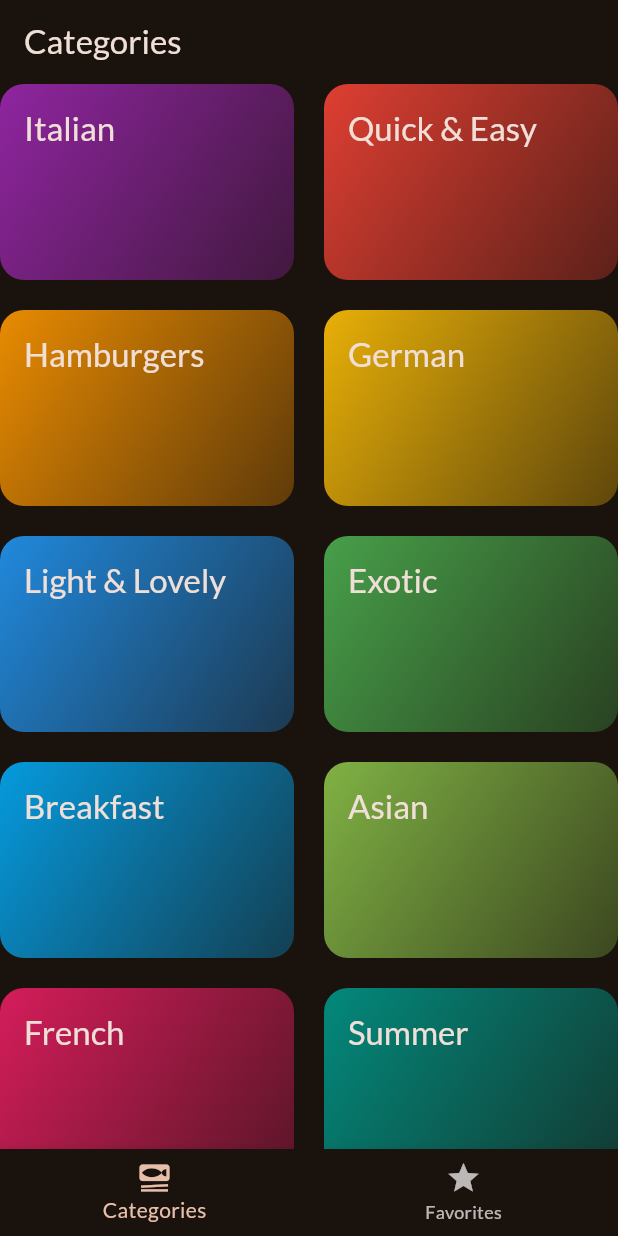
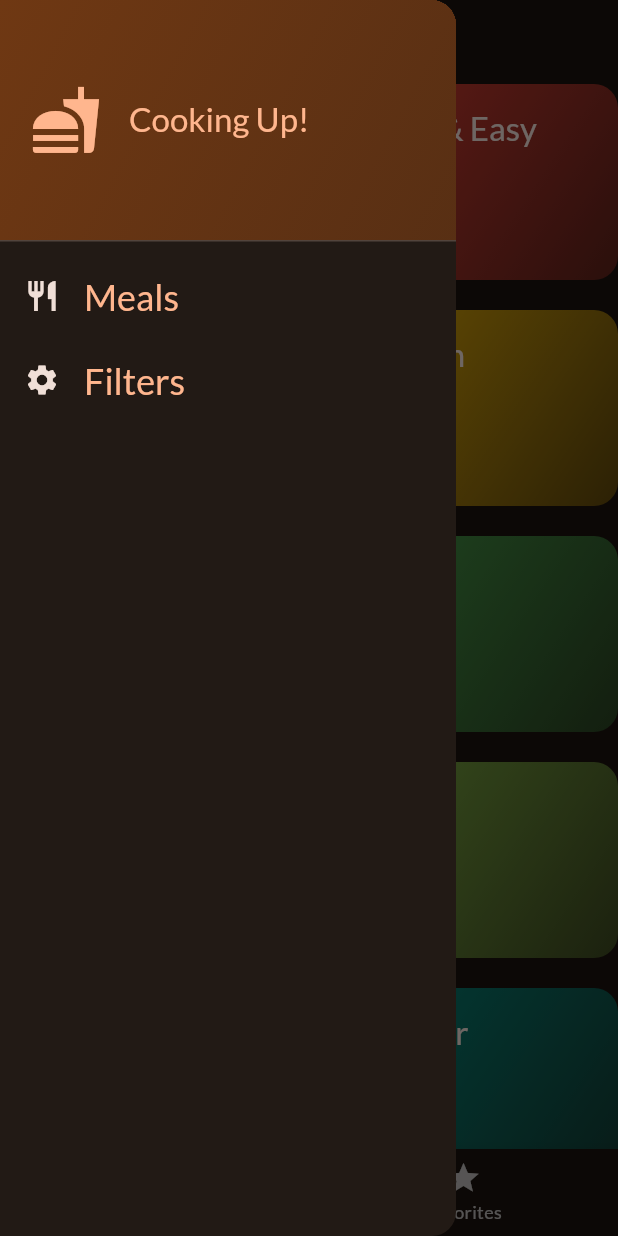
Before and after one commit to yeetologist/MealsApp, a Flutter app: the screen it shows after launch, with the side drawer open (before the commit the screen has no drawer), on a phone screen of 412 x 824 dp. Run offline on Flutter 3.47's test engine with Material 3 defaults, Android fonts, the phone set to English and light mode, and no system bars; our stand-ins replace google_fonts, transparent_image.

Commit message:
Add filters

```diff
--- a/lib/screens/categories_screen.dart
+++ b/lib/screens/categories_screen.dart
@@ -6,8 +6,10 @@ import 'package:meals/screens/meals_screen.dart';
 import 'package:meals/widgets/category_grid_item.dart';
 
 class CategoriesScreen extends StatelessWidget {
-  const CategoriesScreen(this.onToggleFavorite, {super.key});
-  final Function(Meal meal) onToggleFavorite;
+  const CategoriesScreen(this.onToggleFavorite, this.availableMeals,
+      {super.key});
+  final void Function(Meal meal) onToggleFavorite;
+  final List<Meal> availableMeals;
 
   void _selectCategory(BuildContext context, Category category) {
     Navigator.push(
@@ -15,7 +17,7 @@ class CategoriesScreen extends StatelessWidget {
       MaterialPageRoute(
         builder: (ctx) => MealsScreen(
           title: category.title,
-          meals: dummyMeals
+          meals: availableMeals
               .where(
                 (meals) => meals.categories.contains(category.id),
               )
--- a/lib/screens/meal_detail_screen.dart
+++ b/lib/screens/meal_detail_screen.dart
@@ -5,7 +5,7 @@ class MealDetailScreen extends StatelessWidget {
   const MealDetailScreen(this.meal, this.onToggleFavorite, {super.key});
 
   final Meal meal;
-  final Function(Meal meal) onToggleFavorite;
+  final void Function(Meal meal) onToggleFavorite;
 
   @override
   Widget build(BuildContext context) {
--- a/lib/screens/meals_screen.dart
+++ b/lib/screens/meals_screen.dart
@@ -13,7 +13,7 @@ class MealsScreen extends StatelessWidget {
 
   final String? title;
   final List<Meal> meals;
-  final Function(Meal meal) onToggleFavorite;
+  final void Function(Meal meal) onToggleFavorite;
 
   void _onSelectMeal(BuildContext context, Meal meal) {
     // Navigator.push(context, (ctx) => )
--- a/lib/screens/tabs_screen.dart
+++ b/lib/screens/tabs_screen.dart
@@ -1,7 +1,17 @@
 import 'package:flutter/material.dart';
+import 'package:meals/data/dummy_data.dart';
 import 'package:meals/models/meal.dart';
 import 'package:meals/screens/categories_screen.dart';
+import 'package:meals/screens/filters_screen.dart';
 import 'package:meals/screens/meals_screen.dart';
+import 'package:meals/widgets/main_drawer.dart';
+
+const Map<Filter, bool> kInitialFilters = {
+  Filter.glutenFree: false,
+  Filter.lactoseFree: false,
+  Filter.vegetarian: false,
+  Filter.vegan: false,
+};
 
 class TabsScreen extends StatefulWidget {
   const TabsScreen({super.key});
@@ -13,13 +23,14 @@ class TabsScreen extends StatefulWidget {
 class _TabsScreenState extends State<TabsScreen> {
   int _selectedPageIndex = 0;
 
+  final List<Meal> _favoriteMeal = [];
+  Map<Filter, bool> _selectedFilters = kInitialFilters;
+
   void _selectPage(int idx) {
     setState(() {
       _selectedPageIndex = idx;
     });
   }
-
-  final List<Meal> _favoriteMeal = [];
 
   void _showInfoMessage(String message) {
     ScaffoldMessenger.of(context).clearSnackBars();
@@ -28,6 +39,21 @@ class _TabsScreenState extends State<TabsScreen> {
         content: Text(message),
       ),
     );
+  }
+
+  void _setScreen(String identifier) async {
+    Navigator.pop(context);
+    if (identifier == 'filters') {
+      // Navigator.of(context).pushReplacement(
+      final result = await Navigator.of(context).push<Map<Filter, bool>>(
+        MaterialPageRoute(
+          builder: (ctx) => FiltersScreen(_selectedFilters),
+        ),
+      );
+      setState(() {
+        _selectedFilters = result ?? kInitialFilters;
+      });
+    }
   }
 
   void _toggleFavoriteMeals(Meal meal) {
@@ -45,7 +71,23 @@ class _TabsScreenState extends State<TabsScreen> {
 
   @override
   Widget build(BuildContext context) {
-    Widget activePage = CategoriesScreen(_toggleFavoriteMeals);
+    final availableMeals = dummyMeals.where((meal) {
+      if (_selectedFilters[Filter.glutenFree]! && !meal.isGlutenFree) {
+        return false;
+      }
+      if (_selectedFilters[Filter.lactoseFree]! && !meal.isLactoseFree) {
+        return false;
+      }
+      if (_selectedFilters[Filter.vegetarian]! && !meal.isVegetarian) {
+        return false;
+      }
+      if (_selectedFilters[Filter.vegan]! && !meal.isVegan) {
+        return false;
+      }
+      return true;
+    }).toList();
+
+    Widget activePage = CategoriesScreen(_toggleFavoriteMeals, availableMeals);
     String activePageTitle = 'Categories';
 
     if (_selectedPageIndex == 1) {
@@ -57,6 +99,9 @@ class _TabsScreenState extends State<TabsScreen> {
     return Scaffold(
       appBar: AppBar(
         title: Text(activePageTitle),
+      ),
+      drawer: MainDrawer(
+        onSelectScreen: _setScreen,
       ),
       body: activePage,
       bottomNavigationBar: BottomNavigationBar(
--- /dev/null
+++ b/lib/widgets/main_drawer.dart
@@ -0,0 +1,89 @@
+import 'package:flutter/material.dart';
+
+class MainDrawer extends StatelessWidget {
+  const MainDrawer({
+    super.key,
+    required this.onSelectScreen,
+  });
+
+  final void Function(String identifier) onSelectScreen;
+
+  @override
+  Widget build(BuildContext context) {
+    return Drawer(
+      child: Column(
+        children: [
+          DrawerHeader(
+            padding: const EdgeInsets.all(20),
+            decoration: BoxDecoration(
+              gradient: LinearGradient(
+                colors: [
+                  Theme.of(context).colorScheme.primaryContainer,
+                  Theme.of(context)
+                      .colorScheme
+                      .primaryContainer
+                      .withOpacity(0.7)
+                ],
+                begin: Alignment.topLeft,
+                end: Alignment.bottomRight,
+              ),
+            ),
+            child: Row(
+              children: [
+                Icon(
+                  Icons.fastfood,
+                  size: 48,
+                  color: Theme.of(context).colorScheme.primary,
+                ),
+                const SizedBox(
+                  width: 18,
+                ),
+                Text(
+                  'Cooking Up!',
+                  style: Theme.of(context)
+                      .textTheme
+                      .titleLarge!
+                      .copyWith(color: Theme.of(context).colorScheme.primary),
+                )
+              ],
+            ),
+          ),
+          ListTile(
+            onTap: () {
+              onSelectScreen('meals');
+            },
+            leading: Icon(
+              Icons.restaurant,
+              size: 24,
+              color: Theme.of(context).colorScheme.onBackground,
+            ),
+            title: Text(
+              'Meals',
+              style: Theme.of(context).textTheme.titleLarge!.copyWith(
+                    color: Theme.of(context).colorScheme.primary,
+                    fontSize: 24,
+                  ),
+            ),
+          ),
+          ListTile(
+            onTap: () {
+              onSelectScreen('filters');
+            },
+            leading: Icon(
+              Icons.settings,
+              size: 24,
+              color: Theme.of(context).colorScheme.onBackground,
+            ),
+            title: Text(
+              'Filters',
+              style: Theme.of(context).textTheme.titleLarge!.copyWith(
+                    color: Theme.of(context).colorScheme.primary,
+                    fontSize: 24,
+                  ),
+            ),
+          ),
+        ],
+      ),
+    );
+  }
+}
```
Also changed, not shown: lib/screens/filters_screen.dart (added, +157 -0 lines).
